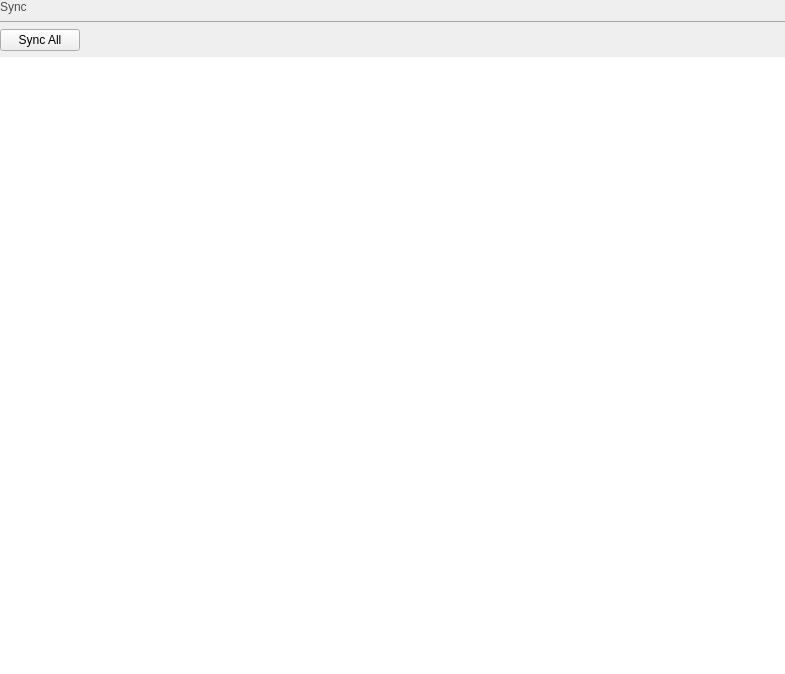
roam-qgis/Roam, file src/roam/ui_sync.ui: the form before one commit.
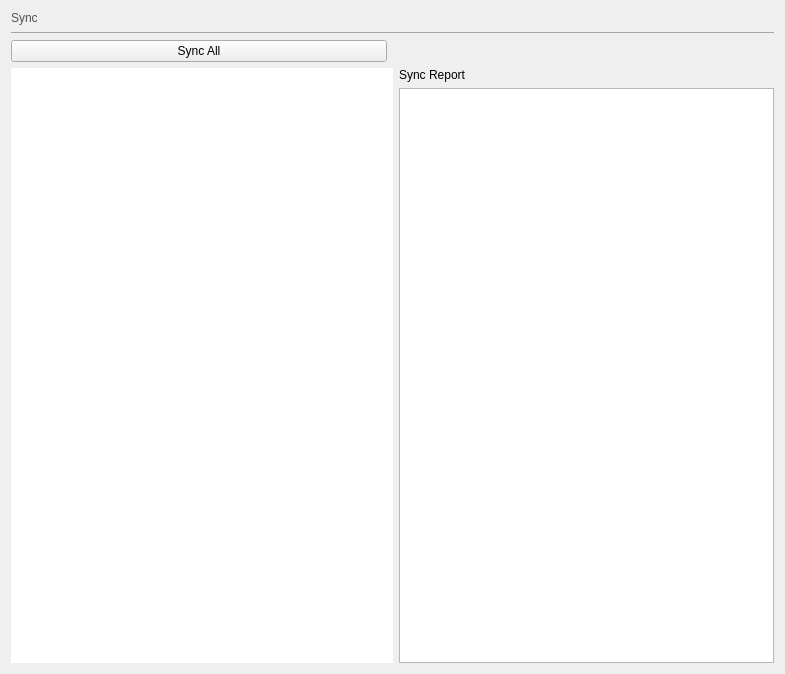
The form after the commit. Icons and pictures are not drawn.

Commit message: Add syncing status and queue

Diff of the .ui file:
```diff
--- a/src/roam/ui_sync.ui
+++ b/src/roam/ui_sync.ui
@@ -17,10 +17,7 @@
    <string notr="true"/>
   </property>
   <layout class="QGridLayout" name="gridLayout">
-   <property name="margin">
-    <number>0</number>
-   </property>
-   <item row="0" column="0" colspan="2">
+   <item row="0" column="0">
     <widget class="QLabel" name="settingsLabel_2">
      <property name="sizePolicy">
       <sizepolicy hsizetype="MinimumExpanding" vsizetype="Fixed">
@@ -37,7 +34,7 @@
      </property>
     </widget>
    </item>
-   <item row="1" column="0" colspan="2">
+   <item row="1" column="0" colspan="3">
     <widget class="Line" name="line">
      <property name="styleSheet">
       <string notr="true">color: rgb(165, 165, 165);</string>
@@ -53,8 +50,48 @@
      </property>
     </widget>
    </item>
-   <item row="4" column="0" colspan="2">
-    <widget class="QTableView" name="synctable">
+   <item row="2" column="0">
+    <widget class="QPushButton" name="pushButton">
+     <property name="text">
+      <string>Sync All</string>
+     </property>
+     <property name="icon">
+      <iconset resource="resources.qrc">
+       <normaloff>:/icons/sync</normaloff>:/icons/sync</iconset>
+     </property>
+     <property name="iconSize">
+      <size>
+       <width>48</width>
+       <height>48</height>
+      </size>
+     </property>
+    </widget>
+   </item>
+   <item row="2" column="1" colspan="2">
+    <spacer name="horizontalSpacer">
+     <property name="orientation">
+      <enum>Qt::Horizontal</enum>
+     </property>
+     <property name="sizeHint" stdset="0">
+      <size>
+       <width>40</width>
+       <height>20</height>
+      </size>
+     </property>
+    </spacer>
+   </item>
+   <item row="4" column="2">
+    <widget class="QTextEdit" name="syncstatus"/>
+   </item>
+   <item row="3" column="2">
+    <widget class="QLabel" name="label">
+     <property name="text">
+      <string>Sync Report</string>
+     </property>
+    </widget>
+   </item>
+   <item row="3" column="0" rowspan="2" colspan="2">
+    <widget class="QTreeWidget" name="synctree">
      <property name="styleSheet">
       <string notr="true">QHeaderView::section
 {
@@ -79,47 +116,24 @@
      <property name="selectionBehavior">
       <enum>QAbstractItemView::SelectColumns</enum>
      </property>
-     <property name="showGrid">
-      <bool>false</bool>
-     </property>
-     <property name="gridStyle">
-      <enum>Qt::NoPen</enum>
-     </property>
-     <attribute name="horizontalHeaderVisible">
-      <bool>false</bool>
-     </attribute>
-     <attribute name="horizontalHeaderDefaultSectionSize">
+     <property name="autoExpandDelay">
       <number>0</number>
-     </attribute>
-     <attribute name="verticalHeaderVisible">
+     </property>
+     <property name="indentation">
+      <number>18</number>
+     </property>
+     <property name="rootIsDecorated">
       <bool>false</bool>
-     </attribute>
-     <attribute name="verticalHeaderDefaultSectionSize">
-      <number>1</number>
-     </attribute>
-    </widget>
-   </item>
-   <item row="3" column="0">
-    <widget class="QPushButton" name="pushButton">
-     <property name="text">
-      <string>Sync All</string>
      </property>
      <property name="icon">
       <iconset resource="resources.qrc">
        <normaloff>:/icons/sync</normaloff>:/icons/sync</iconset>
      </property>
-     <property name="iconSize">
-      <size>
-       <width>48</width>
-       <height>48</height>
-      </size>
+     <property name="sortingEnabled">
+      <bool>false</bool>
      </property>
-    </widget>
-   </item>
-   <item row="3" column="1">
-    <spacer name="horizontalSpacer">
-     <property name="orientation">
-      <enum>Qt::Horizontal</enum>
+     <property name="animated">
+      <bool>false</bool>
      </property>
      <property name="sizeHint" stdset="0">
       <size>
@@ -127,7 +141,15 @@
        <height>20</height>
       </size>
      </property>
-    </spacer>
+     <property name="headerHidden">
+      <bool>true</bool>
+     </property>
+     <column>
+      <property name="text">
+       <string notr="true">1</string>
+      </property>
+     </column>
+    </widget>
    </item>
   </layout>
  </widget>
```
Left out of the diff: 12 changed lines with no effect on the pictures. The commit also changes 2 other files.
